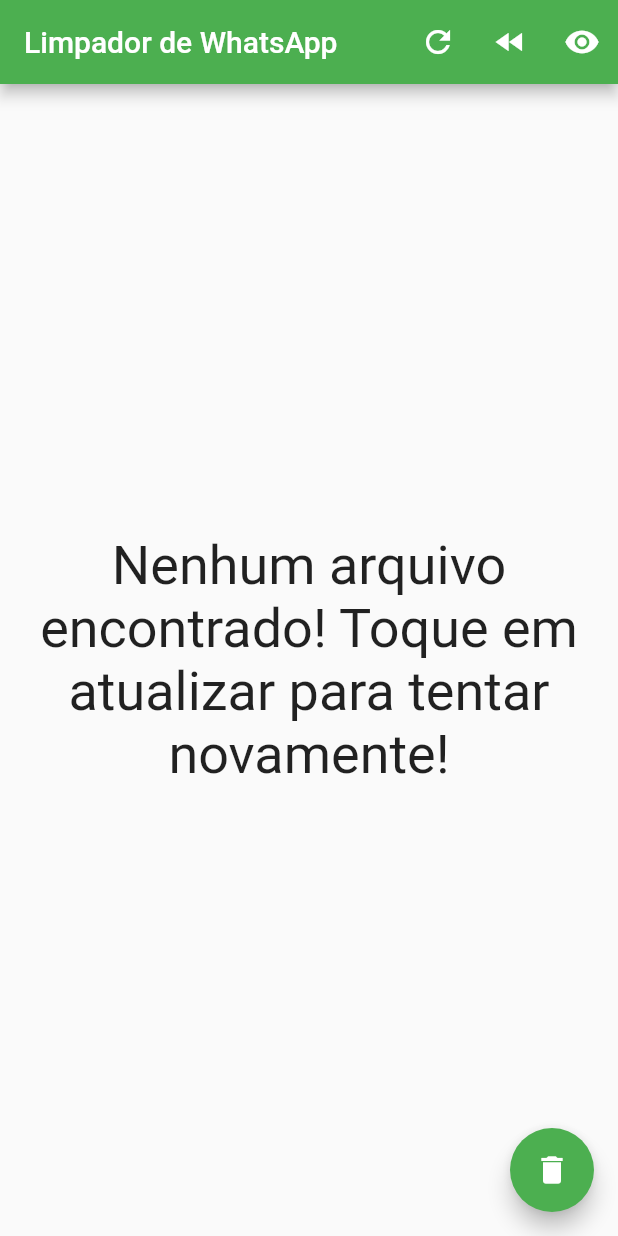
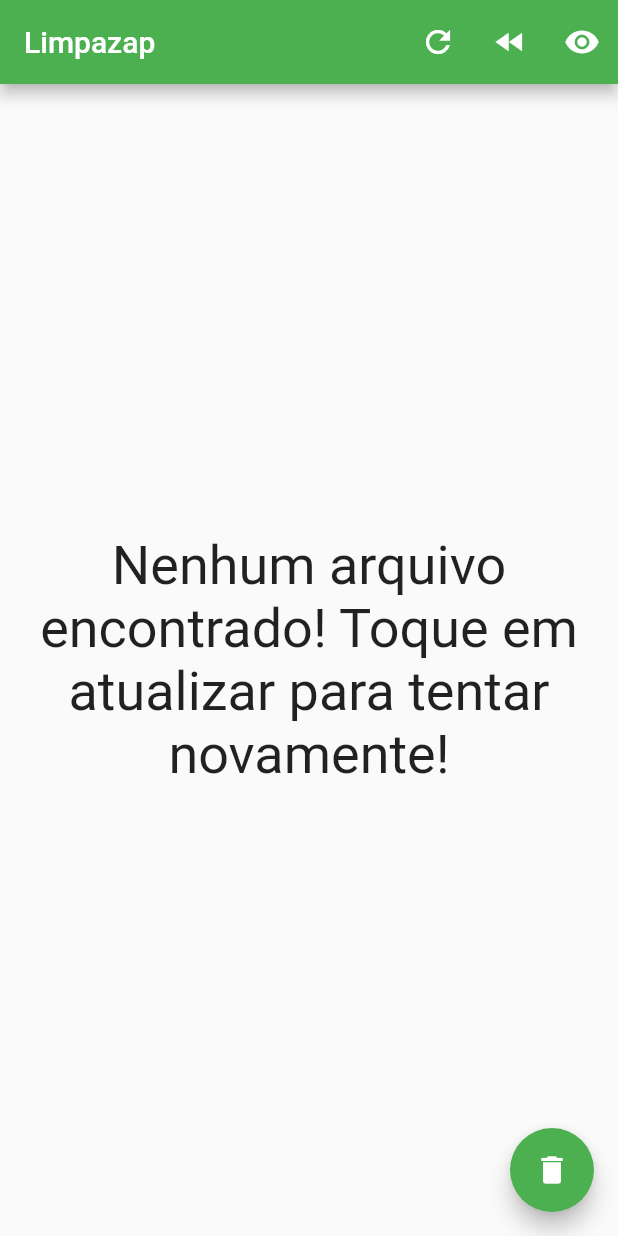
Before and after one commit to lucasew/limpazap, a Flutter app: the screen it shows after launch, on a phone screen of 412 x 824 dp. Run offline on Flutter 3.47's test engine with Material 2 defaults, Android fonts, the phone set to English and light mode, and no system bars; our stand-ins replace permission_handler, wakelock.

Commit message:
change title to limpazap
Signed-off-by: lucasew <lucas59356@gmail.com>

```diff
--- a/lib/view/ArquivosView.dart
+++ b/lib/view/ArquivosView.dart
@@ -41,7 +41,7 @@ class ArquivosViewState extends State<ArquivosView> {
   Widget build(BuildContext ctx) {
     return Scaffold(
         appBar: AppBar(
-            title: Text("Limpador de WhatsApp", overflow: TextOverflow.visible),
+            title: Text("Limpazap", overflow: TextOverflow.visible),
             backgroundColor: Colors.green,
             actions: <Widget>[
               IconButton(
```
